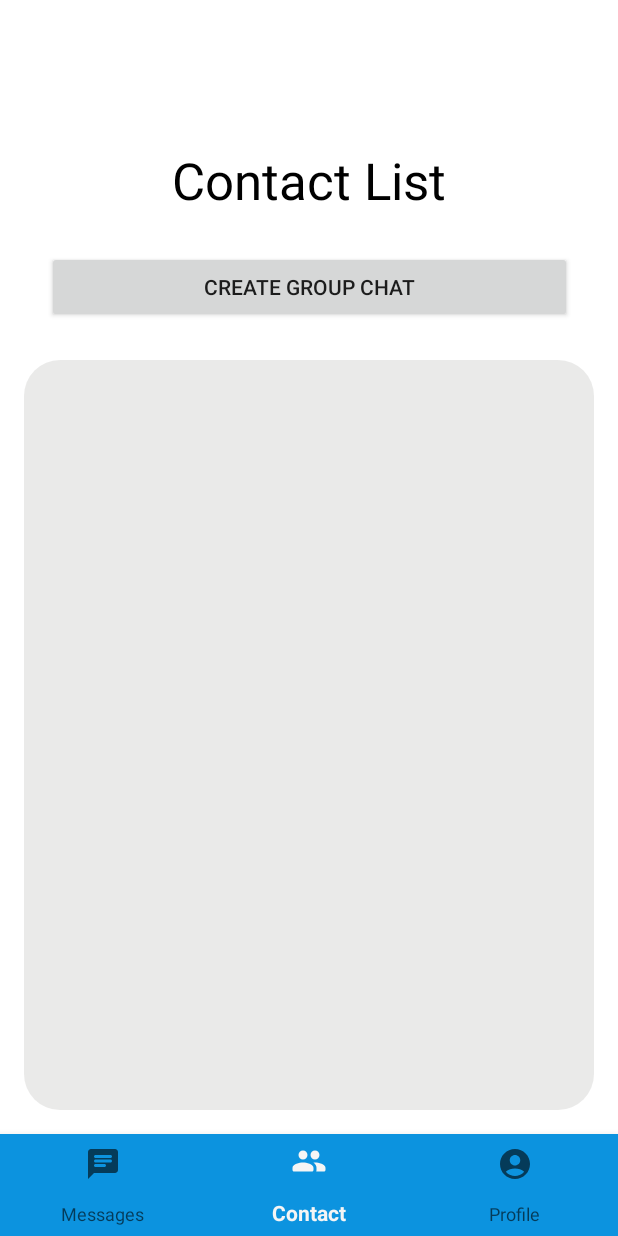
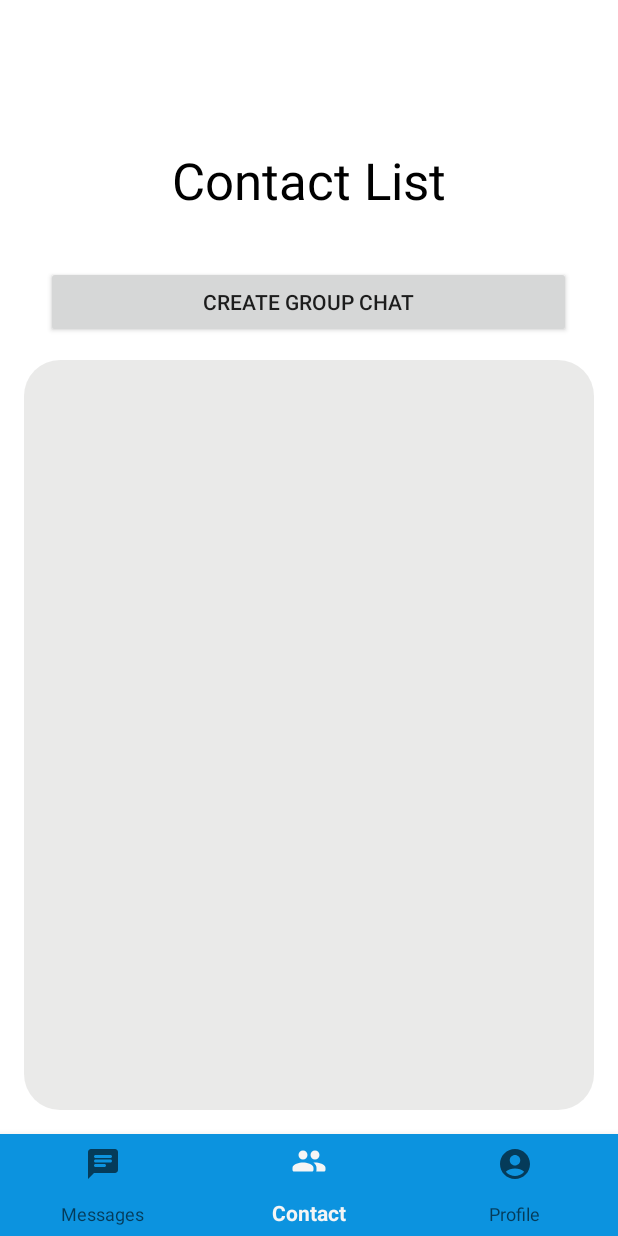
Before and after one commit to KarlAngeloFlores/GoChat, an Android app: the screen it shows after launch once a user with an empty profile is signed in (MainPage), item 2 of the bottom bar chosen, on a phone screen of 412 x 824 dp. Run offline under Robolectric (Android 15) with nearby library versions, the phone set to English and light mode, and no system bars; our stand-ins replace Firebase (no records; nobody signed in at launch, a user with empty details on screens opened directly); 1 statement that could not run was skipped.

Commit message:
Updated some code

```diff
--- a/app/src/main/java/com/example/gochat/ChatActivity.java
+++ b/app/src/main/java/com/example/gochat/ChatActivity.java
@@ -19,6 +19,7 @@ import com.example.gochat.Chat.MessageAdapter;
 import com.example.gochat.Chat.MessageObject;
 import com.google.android.gms.tasks.OnSuccessListener;
 import com.google.firebase.auth.FirebaseAuth;
+import com.google.firebase.auth.FirebaseUser;
 import com.google.firebase.database.ChildEventListener;
 import com.google.firebase.database.DataSnapshot;
 import com.google.firebase.database.DatabaseError;
@@ -32,7 +33,8 @@ import java.util.HashMap;
 import java.util.Map;
 
 public class ChatActivity extends AppCompatActivity {
-
+    FirebaseUser user = FirebaseAuth.getInstance().getCurrentUser();
+    String currentUser = user.getPhoneNumber();
     private RecyclerView chatRv, mediaRv; //my recycle view
     private RecyclerView.Adapter chatAdapter, mediaAdapter; //adapter
     private RecyclerView.LayoutManager chatLayoutManager, mediaLayoutManager; //layout manager
@@ -188,7 +190,7 @@ public class ChatActivity extends AppCompatActivity {
                             mediaUrlList.add(mediaSnapshot.getValue().toString());
                     }
 
-                    MessageObject mMessage = new MessageObject(snapshot.getKey(), creatorId, text, mediaUrlList);
+                    MessageObject mMessage = new MessageObject(snapshot.getKey(), creatorId, text, mediaUrlList, currentUser);
 
                     messageListArray.add(mMessage);
                     chatLayoutManager.scrollToPosition(messageListArray.size() - 1); //scroll to the last message
--- a/app/src/main/java/com/example/gochat/MainActivity.java
+++ b/app/src/main/java/com/example/gochat/MainActivity.java
@@ -1,21 +1,18 @@
 package com.example.gochat;
-
-import androidx.annotation.NonNull;
-import androidx.appcompat.app.AppCompatActivity;
 
 import android.content.Intent;
 import android.os.Bundle;
-import android.os.Handler;
 import android.util.Log;
 import android.view.View;
 import android.widget.Button;
 import android.widget.EditText;
 import android.widget.Toast;
 
-import com.example.gochat.databinding.ActivityMainBinding;
+import androidx.annotation.NonNull;
+import androidx.appcompat.app.AppCompatActivity;
+
 import com.google.android.gms.tasks.OnCompleteListener;
 import com.google.android.gms.tasks.Task;
-import com.google.firebase.Firebase;
 import com.google.firebase.FirebaseApp;
 import com.google.firebase.FirebaseException;
 import com.google.firebase.auth.AuthResult;
@@ -30,7 +27,6 @@ import com.google.firebase.database.DatabaseReference;
 import com.google.firebase.database.FirebaseDatabase;
 import com.google.firebase.database.ValueEventListener;
 
-
 import java.util.HashMap;
 import java.util.Map;
 import java.util.concurrent.TimeUnit;
@@ -44,7 +40,7 @@ public class MainActivity extends AppCompatActivity {
     String sentVerificationCode;
     PhoneAuthProvider.ForceResendingToken resendingToken;
 
-    ActivityMainBinding binding;
+    //ActivityMainBinding binding;
 
 
     @Override
--- a/app/src/main/res/layout/fragment_find_user.xml
+++ b/app/src/main/res/layout/fragment_find_user.xml
@@ -43,7 +43,9 @@
         android:text="Create group chat"
         app:layout_constraintBottom_toTopOf="@+id/rvUserList"
         app:layout_constraintEnd_toEndOf="parent"
+        app:layout_constraintHorizontal_bias="0.491"
         app:layout_constraintStart_toStartOf="parent"
-        app:layout_constraintTop_toBottomOf="@+id/textView" />
+        app:layout_constraintTop_toBottomOf="@+id/textView"
+        app:layout_constraintVertical_bias="0.709" />
 
 </androidx.constraintlayout.widget.ConstraintLayout>
```
Also changed, not shown: app/src/main/java/com/example/gochat/Chat/MessageAdapter.java (+7 -5 lines), app/src/main/java/com/example/gochat/Chat/MessageObject.java (+6 -3 lines), app/src/main/java/com/example/gochat/fragment/AccountFragment.java (+4 -5 lines), app/src/main/res/layout/item_message.xml (+15 -0 lines).
